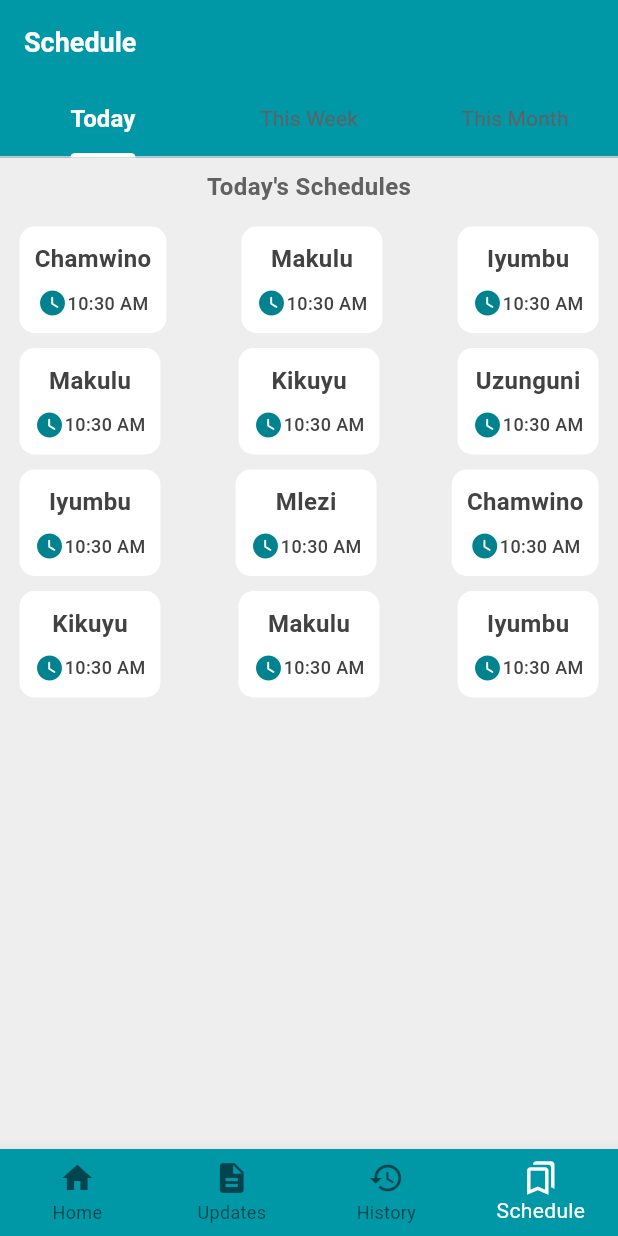
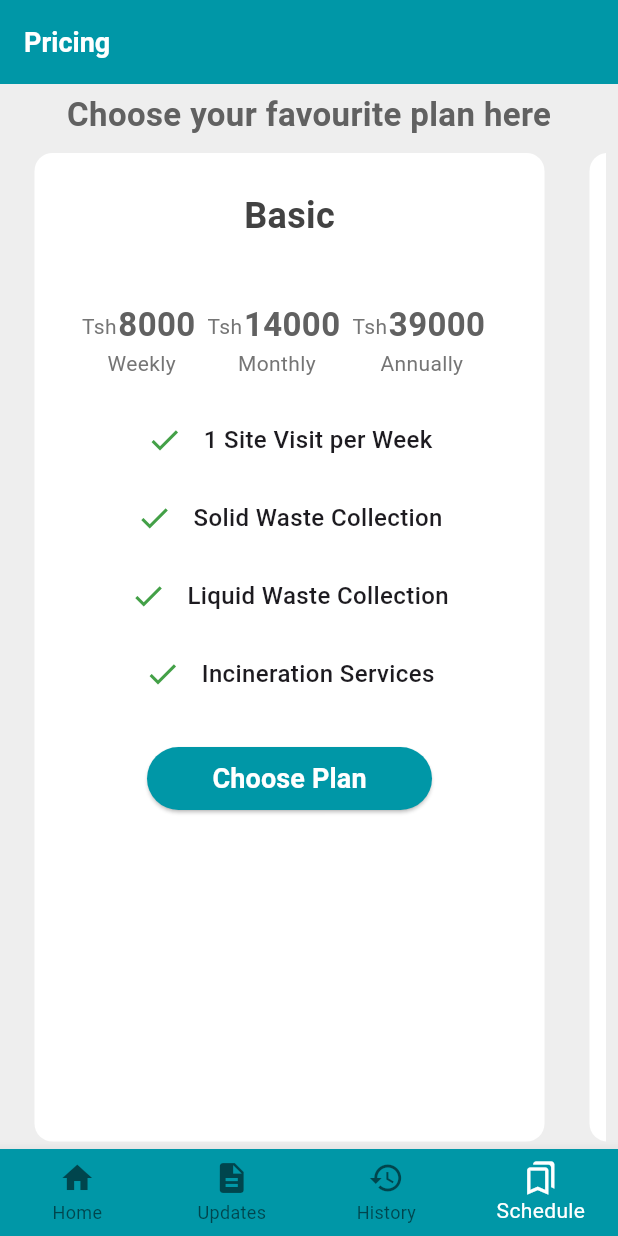
Before and after one commit to melckzedeck063/waste-management, a Flutter app: the LandingScreen screen opened directly, item 4 of the bottom bar chosen, on a phone screen of 412 x 824 dp. Run offline on Flutter 3.47's test engine with Material 3 defaults, Android fonts, the phone set to English and light mode, and no system bars; our stand-ins replace animated_splash_screen, lottie.

Commit message:
commit  with pricing screen

```diff
--- a/lib/pages/landing_screen.dart
+++ b/lib/pages/landing_screen.dart
@@ -1,6 +1,7 @@
 import 'package:flutter/material.dart';
 import 'package:manage_waste/pages/HomeScree.dart';
 import 'package:manage_waste/pages/history_screen.dart';
+import 'package:manage_waste/pages/pricing_page.dart';
 import 'package:manage_waste/pages/schedule_screen.dart';
 import 'package:manage_waste/pages/updates_page.dart';
 
@@ -20,7 +21,7 @@ class _LandingScreenState extends State<LandingScreen> {
     const HomeScreen(),
     const UpdatesScreen(),
     const HistoryScreen(),
-    const  ScheduleScreen()
+    const  PricingPages()
   ];
 
   void changeScreen(int index){
--- /dev/null
+++ b/lib/pages/pricing_page.dart
@@ -0,0 +1,76 @@
+import 'package:flutter/material.dart';
+import 'package:manage_waste/utils/pricing_card.dart';
+
+class PricingPages extends StatefulWidget {
+  const PricingPages({super.key});
+
+  @override
+  State<PricingPages> createState() => _PricingPagesState();
+}
+
+class _PricingPagesState extends State<PricingPages> {
+
+  final List<Map<String,dynamic>> plans = [
+    {"package": "Basic", "weekly": "8000", "monthly"  : "14000", "annually" : "39000", "services" : ["1 Site Visit per Week",  "Solid Waste Collection", "Liquid Waste Collection", "Incineration Services" ] },
+    {"package": "Standard", "weekly": "10000", "monthly"  : "17000", "annually" : "49000", "services" : ["1 Site Visit per Week",  "Solid Waste Collection", "Liquid Waste Collection", "Incineration Services", "Membership Card" ] },
+    {"package": "Premium", "weekly": "12000", "monthly"  : "19000", "annually" : "65000", "services" : ["1 Site Visit per Week",  "Solid Waste Collection", "Liquid Waste Collection", "Incineration Services","Emergency Visit", "Membership Card" ] },
+    // {"package": "Basic", "weekly": "8000", "monthly"  : "14000", "anually" : "39000", "services" : ["1 Site Visit per Week",  "Solid Waste Collection", "Liquid Waste Collection", "Incineration Services" ] },
+  ];
+
+  @override
+  Widget build(BuildContext context) {
+    return Scaffold(
+      backgroundColor: Colors.grey[200],
+      appBar: AppBar(
+        backgroundColor: Colors.cyan[700],
+        title: const Text(
+          "Pricing",
+          style: TextStyle(
+            fontWeight: FontWeight.bold,
+            fontSize: 18,
+            color: Colors.white,
+          ),
+        ),
+        automaticallyImplyLeading: false,
+      ),
+      body:  SafeArea(
+        child: Center(
+          child: Container(
+            padding: const EdgeInsets.symmetric(horizontal: 8),
+            child: Column(
+              children: [
+                Container(
+                  margin: const EdgeInsets.symmetric(vertical: 5),
+                  child: Text("Choose your favourite plan here",
+                  style: TextStyle(
+                    fontWeight: FontWeight.bold,
+                    fontSize: 22,
+                    color: Colors.grey[700]
+                  ),
+                  ),
+                ),
+
+                Expanded(
+                  flex: 1,
+                  child: ListView.builder(
+                    itemCount: plans.length,
+                      scrollDirection: Axis.horizontal,
+                      itemBuilder: (context, index) =>
+                           PricingCard(
+                            package: plans[index]["package"],
+                            weekly: plans[index]["weekly"],
+                             monthly: plans[index]["monthly"],
+                             annually: plans[index]['annually'],
+                             services: plans[index]['services'],
+                          ),
+                  ),
+                )
+              ],
+            ),
+          ),
+        ),
+      )
+
+    );
+  }
+}
--- /dev/null
+++ b/lib/utils/pricing_card.dart
@@ -0,0 +1,163 @@
+import 'package:flutter/material.dart';
+import 'package:manage_waste/pages/payment_page.dart';
+
+class PricingCard extends StatelessWidget {
+  final String package;
+  final String weekly;
+  final String monthly;
+  final String annually;
+  final List<String> services; // Changed from Array to List<String>
+
+  const PricingCard({
+    Key? key,
+    required this.package,
+    required this.weekly,
+    required this.monthly,
+    required this.annually,
+    required this.services,
+  }) : super(key: key);
+
+  @override
+  Widget build(BuildContext context) {
+    return Container(
+      margin: const EdgeInsets.symmetric(horizontal: 15, vertical: 5),
+      padding: const EdgeInsets.symmetric(horizontal: 20),
+      decoration: BoxDecoration(
+        borderRadius: BorderRadius.circular(12),
+        color: Colors.white,
+      ),
+      child: Column(
+        mainAxisAlignment: MainAxisAlignment.start,
+        children: [
+          SizedBox(
+            height: 580,
+            child: Column(
+              children: [
+                Container(
+                  margin: EdgeInsets.symmetric(vertical: 25),
+                  child: Text(
+                    package,
+                    style: TextStyle(
+                      fontWeight: FontWeight.bold,
+                      fontSize: 24,
+                      color: Colors.grey[800],
+                    ),
+                  ),
+                ),
+                const SizedBox(height: 15,),
+                Row(
+                  mainAxisAlignment: MainAxisAlignment.spaceBetween,
+                  children: [
+                    buildPriceInfo("Tsh", weekly, "Weekly"),
+                    buildPriceInfo("Tsh", monthly, "Monthly"),
+                    buildPriceInfo("Tsh", annually, "Annually"), // Used the annually value from the plans list
+                  ],
+                ),
+                const SizedBox(height: 10,),
+                buildServicesList(services),
+
+                const SizedBox(height: 15),
+                Container(
+                  width: 300,
+                  padding:  const EdgeInsets.symmetric(horizontal: 55.0),
+                  child: ElevatedButton(
+                    onPressed: () {
+                      Navigator.push(
+                          context,
+                          MaterialPageRoute(builder: (context) => const PaymentPage())
+                      );
+                    },
+
+                    style: ElevatedButton.styleFrom(
+                        backgroundColor: Colors.cyan[700],
+                        padding: const EdgeInsets.all(8)
+                    ),
+                    child: const Center(
+                        child: Text("Choose Plan",
+                          style: TextStyle(
+                              fontSize: 18,
+                              fontWeight: FontWeight.bold,
+                              color: Colors.white
+                          ),
+                        )),
+                  ),
+                ),
+              ],
+            ),
+          ),
+        ],
+      ),
+    );
+  }
+
+  Widget buildPriceInfo(String currency, String value, String period) {
+    return Container(
+      margin: EdgeInsets.only(right: 8),
+      child: Column(
+        children: [
+          Row(
+            children: [
+              Container(
+                margin: EdgeInsets.only(right: 1,top: 2),
+                child: Text(
+                  currency,
+                  style: TextStyle(
+                    fontSize: 14,
+                    color: Colors.grey[600],
+                  ),
+                ),
+              ),
+              Text(
+                value,
+                style: TextStyle(
+                  fontSize: 22,
+                  fontWeight: FontWeight.bold,
+                  color: Colors.grey[700],
+                ),
+              ),
+            ],
+          ),
+          Container(
+            margin: EdgeInsets.only(left: 4),
+            child: Text(
+              period,
+              style: TextStyle(
+                fontSize: 14,
+                color: Colors.grey[600],
+              ),
+            ),
+          ),
+        ],
+      ),
+    );
+  }
+
+  Widget buildServicesList(List<String> services) {
+    return Container(
+      margin: const EdgeInsets.symmetric(vertical: 5, horizontal: 10),
+      child: Column(
+        mainAxisAlignment: MainAxisAlignment.start,
+        children: services.map((service) {
+          return Container(
+            margin: const EdgeInsets.symmetric(vertical: 14),
+            child: Row(
+              children: [
+                Container(
+                  margin: const EdgeInsets.only(right: 14),
+                  child: Icon(Icons.done, size: 24, color: Colors.green[600]),
+                ),
+                Text(
+                  service,
+                  style: const TextStyle(
+                    fontSize: 16,
+                    fontWeight: FontWeight.w500,
+                  ),
+                ),
+              ],
+            ),
+          );
+        }).toList(),
+      ),
+    );
+  }
+}
--- a/lib/utils/schedule_card.dart
+++ b/lib/utils/schedule_card.dart
@@ -30,6 +30,7 @@ class ScheduleCard extends StatelessWidget {
           ),
           ),
           const SizedBox(height: 8,),
+
           Row(
             mainAxisAlignment: MainAxisAlignment.spaceBetween,
             children: [
```
Also changed, not shown: lib/pages/payment_page.dart (added, +394 -0 lines).
